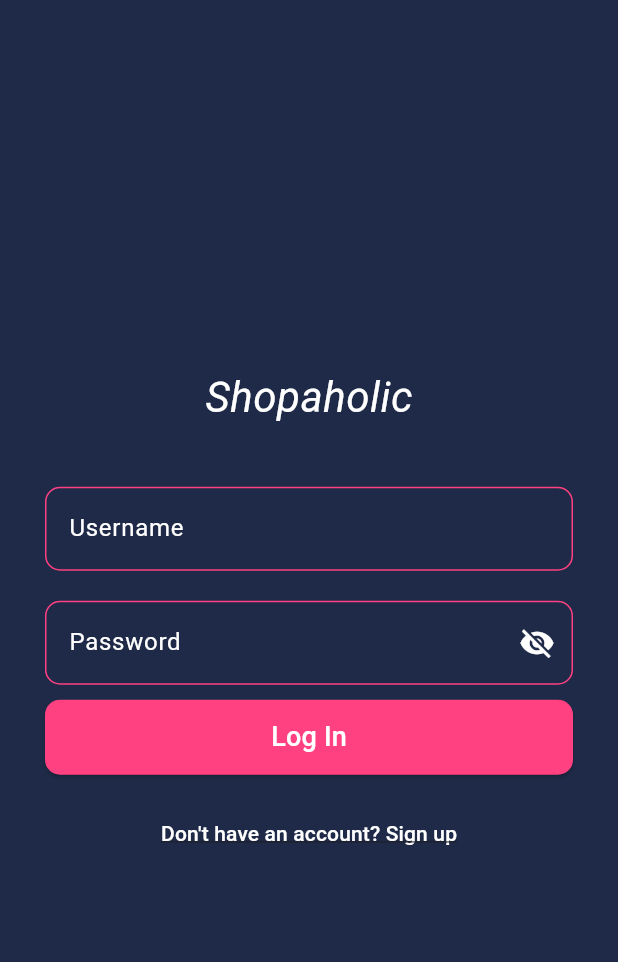
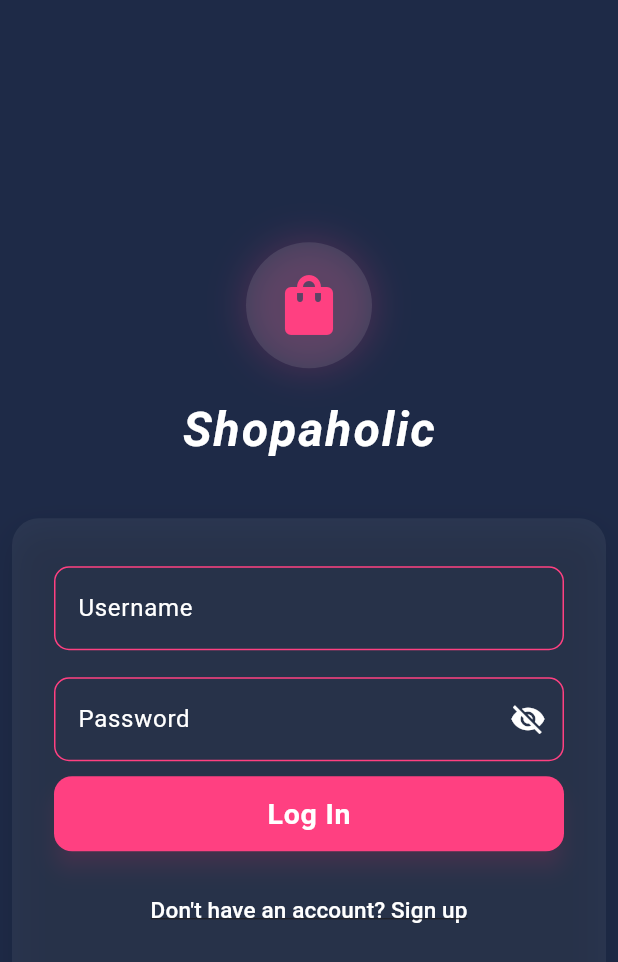
Before and after one commit to Tabigne-lc/tabigne_productapp2025, a Flutter app: the screen it shows after launch, on a phone screen of 412 x 824 dp. Shown: the top 962 px of the screen. Run offline on Flutter 3.47's test engine with Material 3 defaults, Android fonts, the phone set to English and light mode, and no system bars; our stand-ins replace image_picker, shared_preferences.

Commit message:
minor ui changes

```diff
--- a/lib/home_screen.dart
+++ b/lib/home_screen.dart
@@ -48,7 +48,6 @@ class _HomeScreenState extends State<HomeScreen> {
     final backgroundModel = Provider.of<Backgroundmodel>(context);
     final languageModel = Provider.of<LanguageModel>(context);
 
-    final themeColor = backgroundModel.accent;
     final bool isFilipino = languageModel.isFilipino();
 
     final String createProductText =
--- a/lib/log_in.dart
+++ b/lib/log_in.dart
@@ -118,48 +118,90 @@ class _LoginScreenState extends State<LoginScreen> {
   Widget build(BuildContext context) {
     return Scaffold(
       backgroundColor: const Color(0xFF1E2A47),
-      body: Padding(
-        padding: const EdgeInsets.symmetric(horizontal: 30),
+      body: Center(
+        child: SingleChildScrollView(
           child: Column(
             mainAxisAlignment: MainAxisAlignment.center,
             children: [
+              // Logo/Icon
+              Container(
+                decoration: BoxDecoration(
+                  color: Colors.white.withOpacity(0.1),
+                  shape: BoxShape.circle,
+                  boxShadow: [
+                    BoxShadow(
+                      color: Colors.pinkAccent.withOpacity(0.2),
+                      blurRadius: 20,
+                      spreadRadius: 2,
+                    ),
+                  ],
+                ),
+                padding: const EdgeInsets.all(18),
+                child: const Icon(Icons.shopping_bag_rounded,
+                    size: 48, color: Colors.pinkAccent),
+              ),
+              const SizedBox(height: 18),
               const Text(
                 'Shopaholic',
                 style: TextStyle(
-                fontSize: 28,
-                fontWeight: FontWeight.w400,
+                  fontSize: 32,
+                  fontWeight: FontWeight.bold,
                   fontStyle: FontStyle.italic,
                   color: Colors.white,
+                  letterSpacing: 1.2,
                 ),
               ),
-            const SizedBox(height: 40),
+              const SizedBox(height: 36),
+              Container(
+                padding:
+                    const EdgeInsets.symmetric(horizontal: 28, vertical: 32),
+                margin: const EdgeInsets.symmetric(horizontal: 8),
+                decoration: BoxDecoration(
+                  color: Colors.white.withOpacity(0.06),
+                  borderRadius: BorderRadius.circular(18),
+                  boxShadow: [
+                    BoxShadow(
+                      color: Colors.black.withOpacity(0.12),
+                      blurRadius: 18,
+                      offset: const Offset(0, 8),
+                    ),
+                  ],
+                ),
+                child: Column(
+                  mainAxisSize: MainAxisSize.min,
+                  children: [
                     if (_isLoginMode) ...[
                       _buildTextField('Username', _loginUsernameController),
-              const SizedBox(height: 20),
+                      const SizedBox(height: 18),
                       _buildTextField('Password', _loginPasswordController,
                           obscureText: true, isPassword: true),
                       const SizedBox(height: 10),
                       if (errorMessage.isNotEmpty) ...[
-                Text(errorMessage, style: const TextStyle(color: Colors.red)),
+                        Text(errorMessage,
+                            style: const TextStyle(color: Colors.red)),
                         const SizedBox(height: 10),
                       ],
                       ElevatedButton(
                         onPressed: isLoading ? null : _login,
                         style: ElevatedButton.styleFrom(
                           backgroundColor: Colors.pinkAccent,
+                          elevation: 6,
+                          shadowColor: Colors.pinkAccent.withOpacity(0.3),
                           shape: RoundedRectangleBorder(
-                    borderRadius: BorderRadius.circular(10),
+                            borderRadius: BorderRadius.circular(12),
                           ),
                           minimumSize: const Size(double.infinity, 50),
                         ),
                         child: isLoading
-                    ? const CircularProgressIndicator(color: Colors.white)
+                            ? const CircularProgressIndicator(
+                                color: Colors.white)
                             : const Text(
                                 'Log In',
                                 style: TextStyle(
-                            fontSize: 18,
-                            fontWeight: FontWeight.w500,
-                            color: Colors.white),
+                                    fontSize: 19,
+                                    fontWeight: FontWeight.w600,
+                                    color: Colors.white,
+                                    letterSpacing: 0.5),
                               ),
                       )
                     ] else ...[
@@ -180,16 +222,24 @@ class _LoginScreenState extends State<LoginScreen> {
                         child: ElevatedButton(
                           style: ElevatedButton.styleFrom(
                             backgroundColor: Colors.pinkAccent,
+                            elevation: 6,
+                            shadowColor: Colors.pinkAccent.withOpacity(0.3),
                             shape: RoundedRectangleBorder(
-                      borderRadius: BorderRadius.circular(8),
+                              borderRadius: BorderRadius.circular(12),
                             ),
                           ),
                           onPressed: () {
                             // Handle sign up logic here
                           },
                           child: isLoading
-                      ? const CircularProgressIndicator(color: Colors.white)
-                      : const Text("Sign Up", style: TextStyle(fontSize: 18)),
+                              ? const CircularProgressIndicator(
+                                  color: Colors.white)
+                              : const Text("Sign Up",
+                                  style: TextStyle(
+                                      fontSize: 19,
+                                      fontWeight: FontWeight.w600,
+                                      color: Colors.white,
+                                      letterSpacing: 0.5)),
                         ),
                       ),
                     ],
@@ -205,12 +255,18 @@ class _LoginScreenState extends State<LoginScreen> {
                             ? "Don't have an account? Sign up"
                             : "Already have an account? Log In",
                         style: const TextStyle(
-                    color: Colors.white, decoration: TextDecoration.underline),
+                            color: Colors.white,
+                            decoration: TextDecoration.underline,
+                            fontSize: 15),
                       ),
                     ),
                   ],
                 ),
               ),
+            ],
+          ),
+        ),
+      ),
     );
   }
 }
```
Also changed, not shown: lib/categories_screen.dart (+35 -18 lines), 4 other files. Lines whose indentation alone changed are shown as unchanged.
